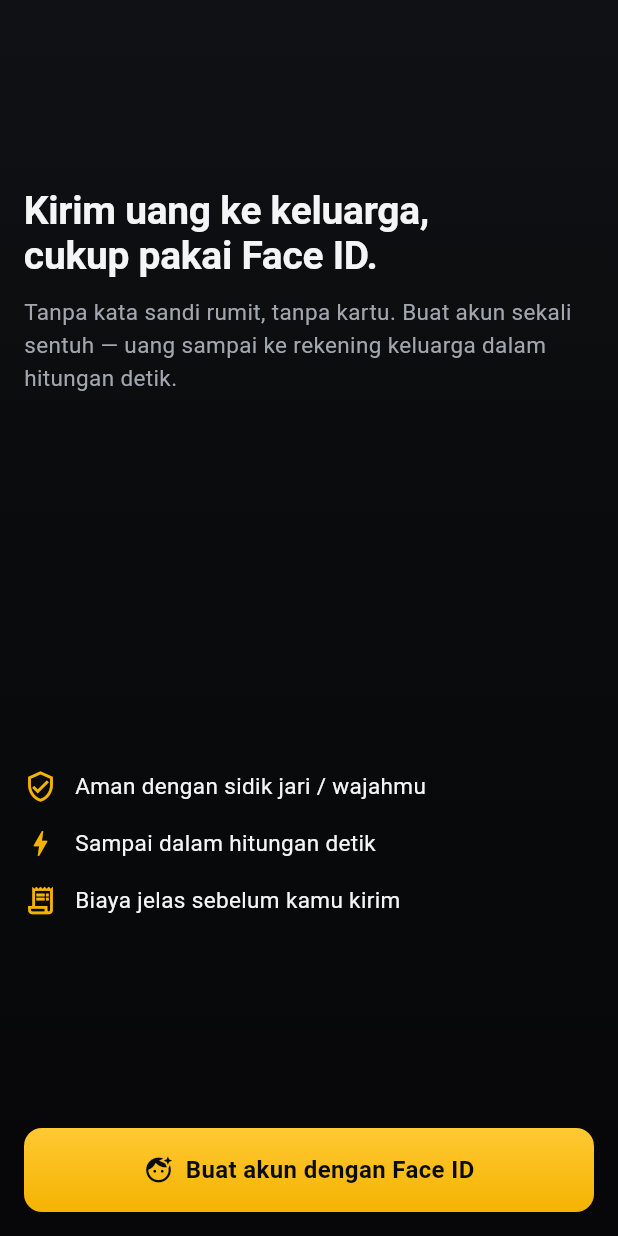
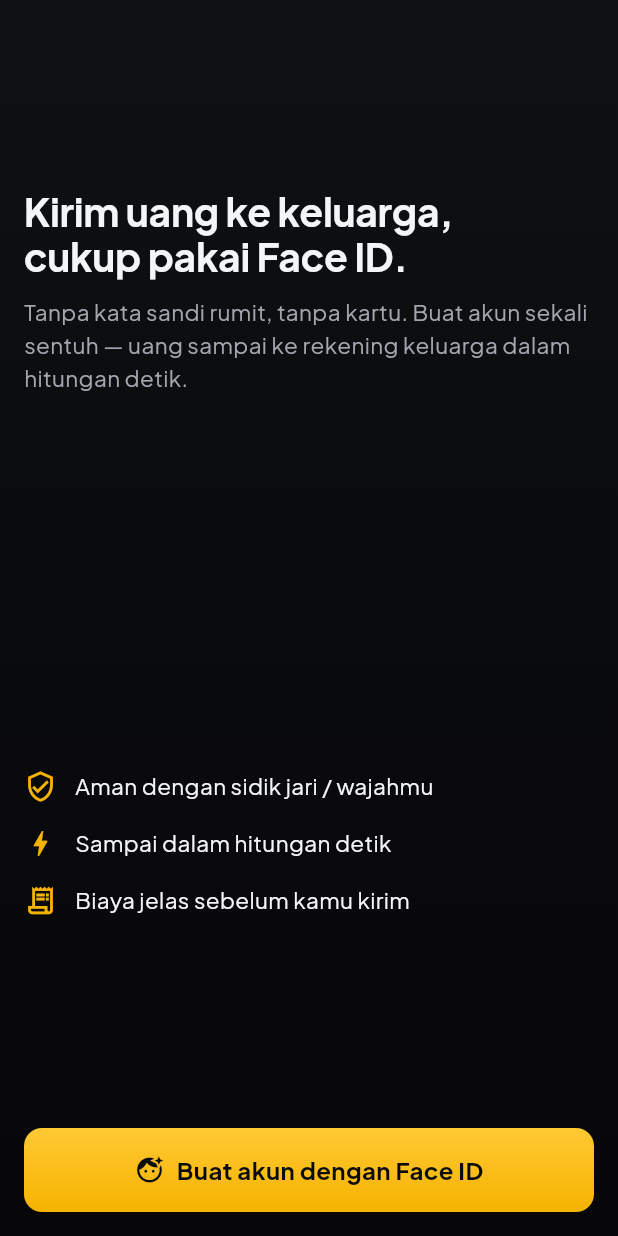
Before and after one commit to Rizelbit/MenantuIdaman-StellarAPACHackathon, a Flutter app: the screen it shows after launch, on a phone screen of 412 x 824 dp. Run offline on Flutter 3.47's test engine with Material 3 defaults, Android fonts, the phone set to English and light mode, and no system bars; our stand-ins replace dio, flutter_riverpod, go_router, google_fonts; missing offline and left inert: passkeys.

Commit message:
feat(ui): brand typeface (plus jakarta sans)

```diff
--- a/frontend/lib/app/theme.dart
+++ b/frontend/lib/app/theme.dart
@@ -1,4 +1,5 @@
 import 'package:flutter/material.dart';
+import 'package:google_fonts/google_fonts.dart';
 
 /// ============================================================================
 /// DESIGN TOKENS — Kirimin (dark, minimal, sleek)
@@ -115,12 +116,13 @@ class AppIconSize {
 }
 
 /// Skala tipografi. Nama-role, bukan ukuran, supaya screen tetap konsisten.
-/// Family default dibiarkan null (pakai default platform). Design system menyebut
-/// Plus Jakarta Sans (fallback Inter) via google_fonts — langkah terpisah karena
-/// menambah dependency + `pub get`. Skala di bawah sudah final.
+/// Family sengaja dibiarkan null di sini: keluarga font (Plus Jakarta Sans,
+/// design system §4) di-inject sekali di [buildAppTheme] lewat google_fonts,
+/// lalu mengalir ke seluruh teks via DefaultTextStyle + theme. Style ini tetap
+/// `const` supaya screen yang memakai `const Text(style: AppText.x)` tak pecah.
 class AppText {
   AppText._();
-  static const _family = null; // TODO: 'PlusJakartaSans' via google_fonts
+  static const _family = null; // di-isi via theme (google_fonts), lihat buildAppTheme
 
   static const displayMoney = TextStyle(
     fontFamily: _family,
@@ -192,6 +194,11 @@ class AppText {
 
 /// ThemeData tunggal (dark) — dipakai di MaterialApp.router.
 ThemeData buildAppTheme() {
+  // Plus Jakarta Sans (§4). Di-inject sekali di sini; AppText tetap null-family
+  // dan mewarisi keluarga ini lewat DefaultTextStyle + theme.
+  final family = GoogleFonts.plusJakartaSans().fontFamily;
+  TextStyle f(TextStyle s) => s.copyWith(fontFamily: family);
+
   final scheme = ColorScheme.fromSeed(
     seedColor: AppColors.primary,
     brightness: Brightness.dark,
@@ -212,17 +219,18 @@ ThemeData buildAppTheme() {
     useMaterial3: true,
     brightness: Brightness.dark,
     colorScheme: scheme,
+    fontFamily: family,
     // Gradient is painted by AppScaffold; bgBase is the solid fallback.
     scaffoldBackgroundColor: AppColors.bgBase,
     canvasColor: AppColors.bgBase,
     splashFactory: InkRipple.splashFactory,
-    appBarTheme: const AppBarTheme(
+    appBarTheme: AppBarTheme(
       backgroundColor: Colors.transparent, // let the gradient show through
       surfaceTintColor: Colors.transparent,
       elevation: 0,
       scrolledUnderElevation: 0,
       centerTitle: false,
-      titleTextStyle: AppText.h2,
+      titleTextStyle: f(AppText.h2),
       foregroundColor: AppColors.textPrimary,
     ),
     cardTheme: CardThemeData(
@@ -243,7 +251,7 @@ ThemeData buildAppTheme() {
         disabledForegroundColor: AppColors.textTertiary,
         minimumSize: const Size.fromHeight(56),
         elevation: 0,
-        textStyle: AppText.button,
+        textStyle: f(AppText.button),
         shape: RoundedRectangleBorder(borderRadius: AppRadii.button),
       ),
     ),
@@ -252,14 +260,14 @@ ThemeData buildAppTheme() {
         foregroundColor: AppColors.textPrimary,
         minimumSize: const Size.fromHeight(56),
         side: const BorderSide(color: AppColors.hairlineStrong),
-        textStyle: AppText.title,
+        textStyle: f(AppText.title),
         shape: RoundedRectangleBorder(borderRadius: AppRadii.button),
       ),
     ),
     textButtonTheme: TextButtonThemeData(
       style: TextButton.styleFrom(
         foregroundColor: AppColors.primary,
-        textStyle: AppText.title,
+        textStyle: f(AppText.title),
       ),
     ),
     inputDecorationTheme: InputDecorationTheme(
@@ -267,8 +275,8 @@ ThemeData buildAppTheme() {
       fillColor: AppColors.surfaceAlt,
       contentPadding: const EdgeInsets.symmetric(
           horizontal: AppSpacing.lg, vertical: AppSpacing.lg),
-      hintStyle: AppText.bodyMuted,
-      labelStyle: AppText.label,
+      hintStyle: f(AppText.bodyMuted),
+      labelStyle: f(AppText.label),
       border: OutlineInputBorder(
         borderRadius: AppRadii.button,
         borderSide: const BorderSide(color: AppColors.hairlineStrong),
@@ -308,6 +316,6 @@ ThemeData buildAppTheme() {
       titleMedium: AppText.title,
       bodyMedium: AppText.body,
       labelLarge: AppText.label,
-    ),
+    ).apply(fontFamily: family),
   );
 }
--- a/frontend/pubspec.yaml
+++ b/frontend/pubspec.yaml
@@ -24,6 +24,9 @@ dependencies:
   # Formatting Rp / $ / tanggal (locale id_ID)
   intl: ^0.19.0
 
+  # Tipografi brand: Plus Jakarta Sans (design system §4)
+  google_fonts: ^6.2.1
+
   # OPSIONAL: fallback UX biometrik saja (BUKAN pengganti passkey/secp256r1)
   local_auth: ^2.2.0
 
```
